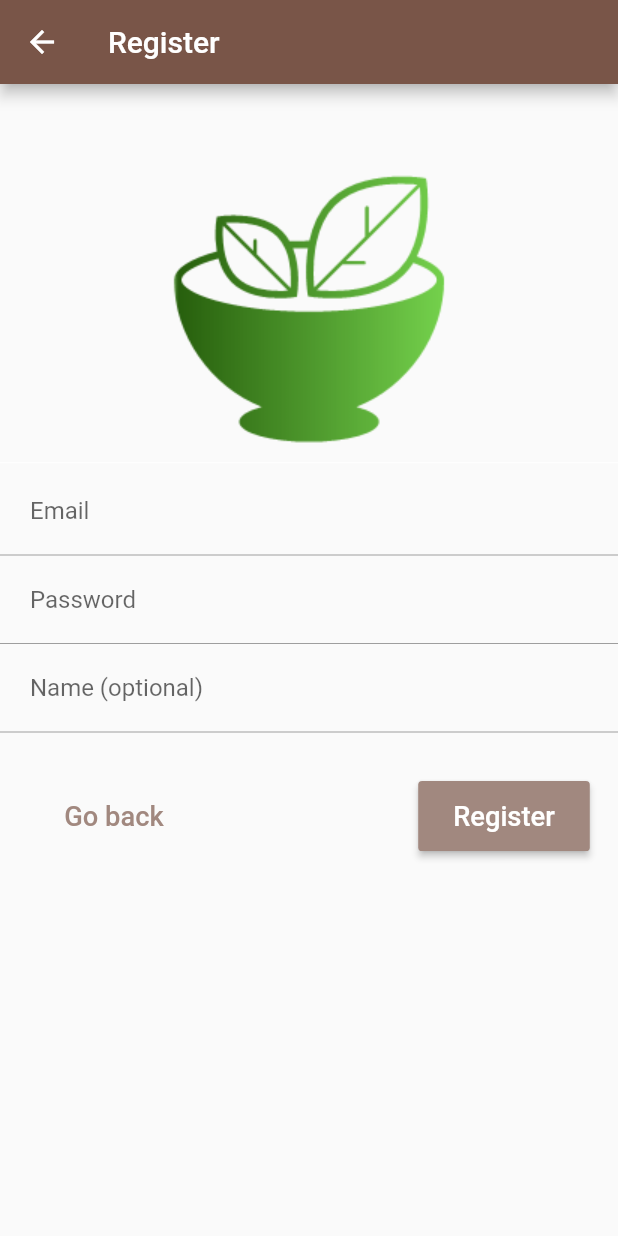
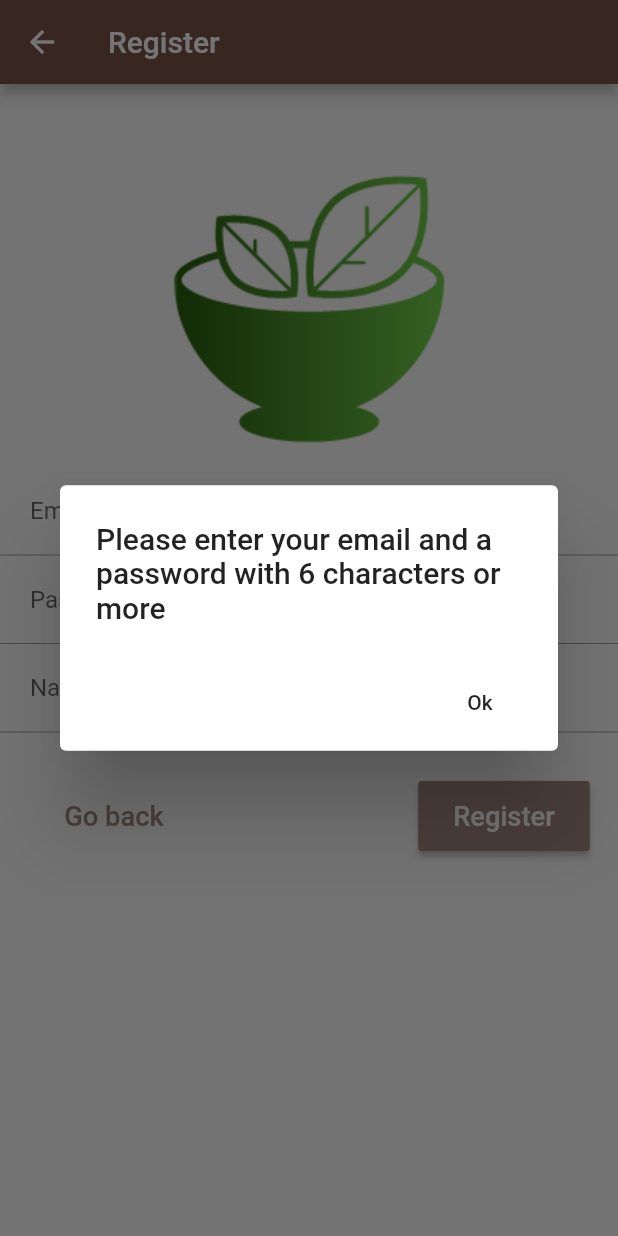
Before and after one commit to SCU-Sustainability/extra-eats, a Flutter app: the Register screen opened directly, after a tap on "I want food", after a tap on "Register", on a phone screen of 412 x 824 dp. Run offline on Flutter 3.47's test engine with Material 2 defaults, Android fonts, the phone set to English and light mode, and no system bars; our stand-ins replace dio, flutter_datetime_picker, image_picker; missing offline and left inert: onesignal; generated files the repository leaves out were written again; network calls fail.

Commit message:
Error alerts on login/register pages

```diff
--- a/client/lib/pages/login.dart
+++ b/client/lib/pages/login.dart
@@ -1,6 +1,8 @@
 import 'package:flutter/material.dart';
 
 import '../actions.dart';
+
+import '../data/alerts.dart';
 
 class Register extends StatefulWidget {
   Register({Key key}) : super(key: key);
@@ -71,7 +73,7 @@ class _RegisterState extends State<Register> {
                     textColor: Colors.brown[300],
                     child: Text('Go back'),
                     onPressed: () {
-                      this.setIndex(0);
+               this.setIndex(0);
                     })),
             Spacer(flex: 1),
             Transform.scale(
@@ -81,11 +83,23 @@ class _RegisterState extends State<Register> {
                     color: Colors.brown[300],
                     child: Text('Register'),
                     onPressed: () {
-                      if (passwordController.text == '' ||
-                          emailController.text == '') {
-                        return; // Show a dialog?
+                     //alert msgs
+		     if(emailController.text == '' && passwordController.text.length <= 5){
+			String alert_msg = "Please enter your email and a password with 6 characters or more";
+			alertDialog(context, alert_msg);
+			return;
+			}
+		     if(emailController.text == '') {
+			String alert_msg = "Please enter your email.";
+			alertDialog(context, alert_msg);
+                        return;
                       }
-                      InheritedClient.of(context).register(
+
+                      if (passwordController.text.length <= 5){
+				String alert_msg = "Please enter a password with 6 characters or more.";
+				alertDialog(context, alert_msg);
+				return;
+			}  InheritedClient.of(context).register(
                           nameController.text,
                           passwordController.text,
                           emailController.text,
@@ -205,12 +219,25 @@ class _LoginState extends State<Login> {
                     color: Colors.brown[300],
                     child: Text('Login'),
                     onPressed: () {
-                      if (emailController.text == '' ||
-                          passwordController.text == '') {
-                        return; // Show a dialog?
+
+		    //alert msgs
+		    if (emailController.text == '' && passwordController.text == ''){
+				String alert_msg = "Please enter your registered email and password";
+				alertDialog(context, alert_msg);
+				return;
+			}
+                      if (emailController.text == ''){
+				String alert_msg = "Please enter your email.";
+				alertDialog(context, alert_msg);
+				return;
+			}
+                      if (passwordController.text == '') {
+                        	String alert_msg = "Please enter your password.";
+				alertDialog(context, alert_msg);
+				return;
                       }
 
-                      InheritedClient.of(context)
+                       InheritedClient.of(context)
                           .login(emailController.text, passwordController.text);
                     })),
           ])),
@@ -225,3 +252,28 @@ class _LoginState extends State<Login> {
         padding: EdgeInsets.only(top: 50));
   }
 }
+
+
+// alerts func
+  void alertDialog(BuildContext context, String alert_msg) {
+    // flutter defined function
+    showDialog(
+      context: context,
+      builder: (BuildContext context) {
+        // return object of type Dialog
+        return AlertDialog(
+          title: new Text(alert_msg),
+          //content: new Text("Alert Dialog body"), //used for a body in the msg
+          actions: <Widget>[
+            // usually buttons at the bottom of the dialog
+            new FlatButton(
+              child: new Text("Ok"),
+              onPressed: () {
+                Navigator.of(context).pop();
+              },
+            ),
+          ],
+        );
+      },
+    );
+  }
```
